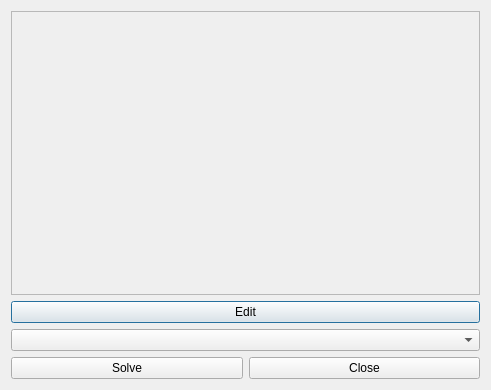
Above: taskwindow.ui from idmit/solver before the change. Below: the same form after it.
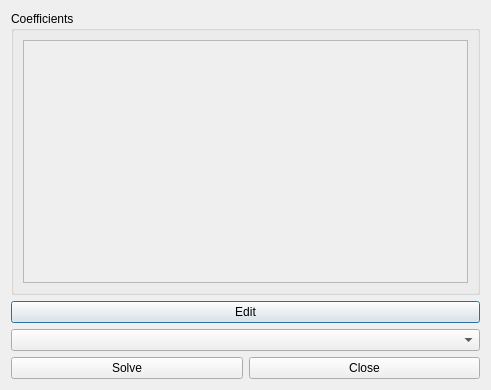
That is the form after the change.

```diff
--- a/taskwindow.ui
+++ b/taskwindow.ui
@@ -13,6 +13,12 @@
   <property name="windowTitle">
    <string>Dialog</string>
   </property>
+  <layout class="QVBoxLayout" name="verticalLayout_3">
+   <item>
+    <widget class="QGroupBox" name="coefficientsGroupBox">
+     <property name="title">
+      <string>Coefficients</string>
+     </property>
   <layout class="QVBoxLayout" name="verticalLayout_2">
    <item>
     <widget class="QScrollArea" name="scrollArea">
@@ -24,8 +30,8 @@
        <rect>
         <x>0</x>
         <y>0</y>
-        <width>465</width>
-        <height>254</height>
+           <width>435</width>
+           <height>218</height>
        </rect>
       </property>
       <layout class="QVBoxLayout" name="verticalLayout">
@@ -47,6 +53,9 @@
        </item>
       </layout>
      </widget>
+       </widget>
+      </item>
+     </layout>
     </widget>
    </item>
    <item>
```
Lines whose indentation alone changed are shown as unchanged.
